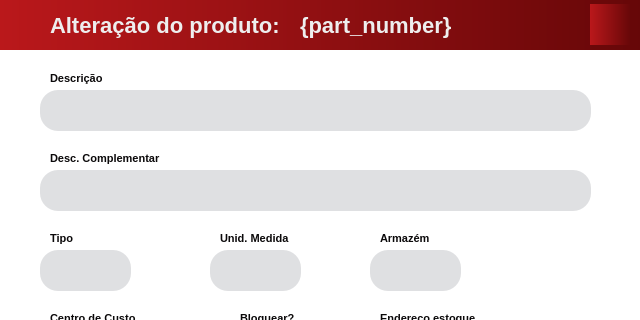
Qt form src/qt/ui/edit_product_window.ui (eliezermoraesss/eureka_app_pyqt5_project_v2) before a commit; both pictures show x 0 to 640 and y 0 to 320 of the 640 by 600 pixel window.
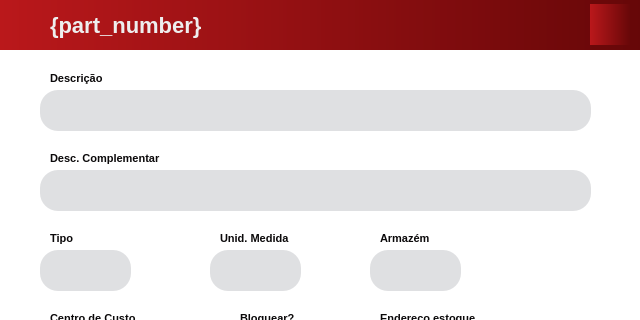
The same form after that commit. Icons and pictures are not drawn.

Commit message: feat: developed EDIT product window and make several testes to validate

```diff
--- a/src/qt/ui/edit_product_window.ui
+++ b/src/qt/ui/edit_product_window.ui
@@ -76,39 +76,10 @@
 background-color: qlineargradient(spread:pad, x1:0, y1:0, x2:1, y2:0, stop:0 rgba(186, 24, 27, 255), stop:1 rgba(102, 7, 8, 255));
 }</string>
    </property>
-   <widget class="QLabel" name="title_label">
-    <property name="geometry">
-     <rect>
-      <x>50</x>
-      <y>0</y>
-      <width>241</width>
-      <height>51</height>
-     </rect>
-    </property>
-    <property name="font">
-     <font>
-      <pointsize>-1</pointsize>
-      <weight>75</weight>
-      <bold>true</bold>
-     </font>
-    </property>
-    <property name="styleSheet">
-     <string notr="true">QLabel {
-	background-color: transparent;
-    color: #EEEEEE;
-    font-size: 22px;
-    font-weight: regular;
-	font-style: &quot;Segoe UI&quot;;
-}</string>
-    </property>
-    <property name="text">
-     <string>Alteração do produto:</string>
-    </property>
-   </widget>
    <widget class="QLabel" name="type_label">
     <property name="geometry">
      <rect>
-      <x>300</x>
+      <x>50</x>
       <y>0</y>
       <width>261</width>
       <height>51</height>
```
Left out of the diff: 2 changed lines with no effect on the pictures. The commit also changes 5 other files.
